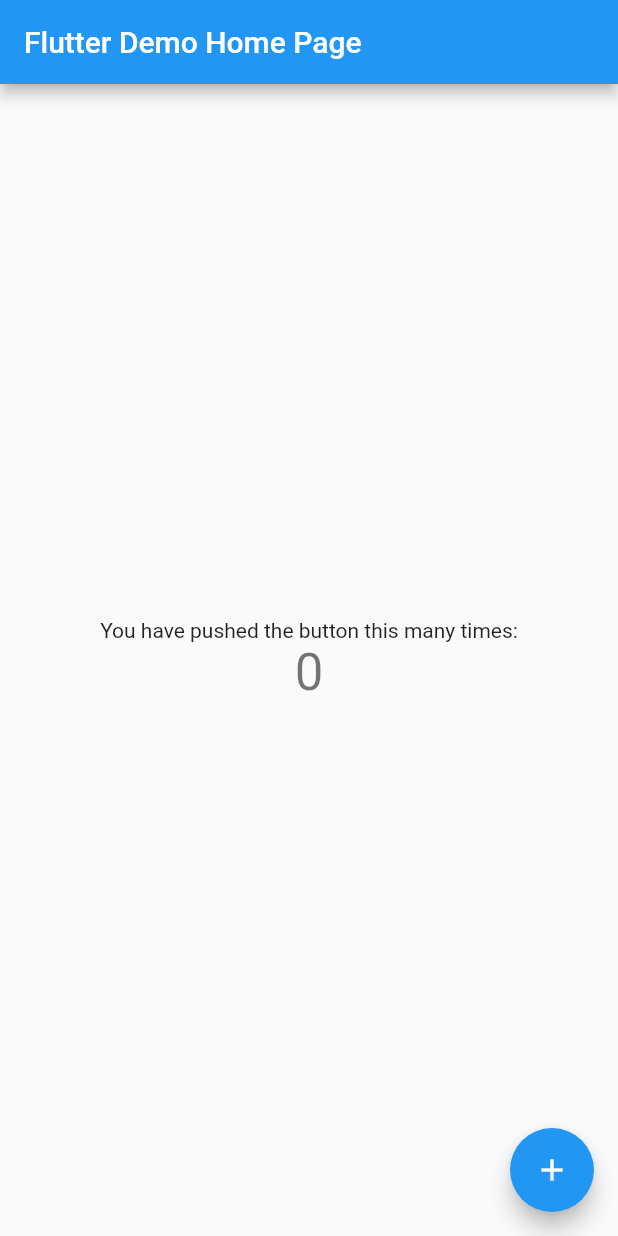
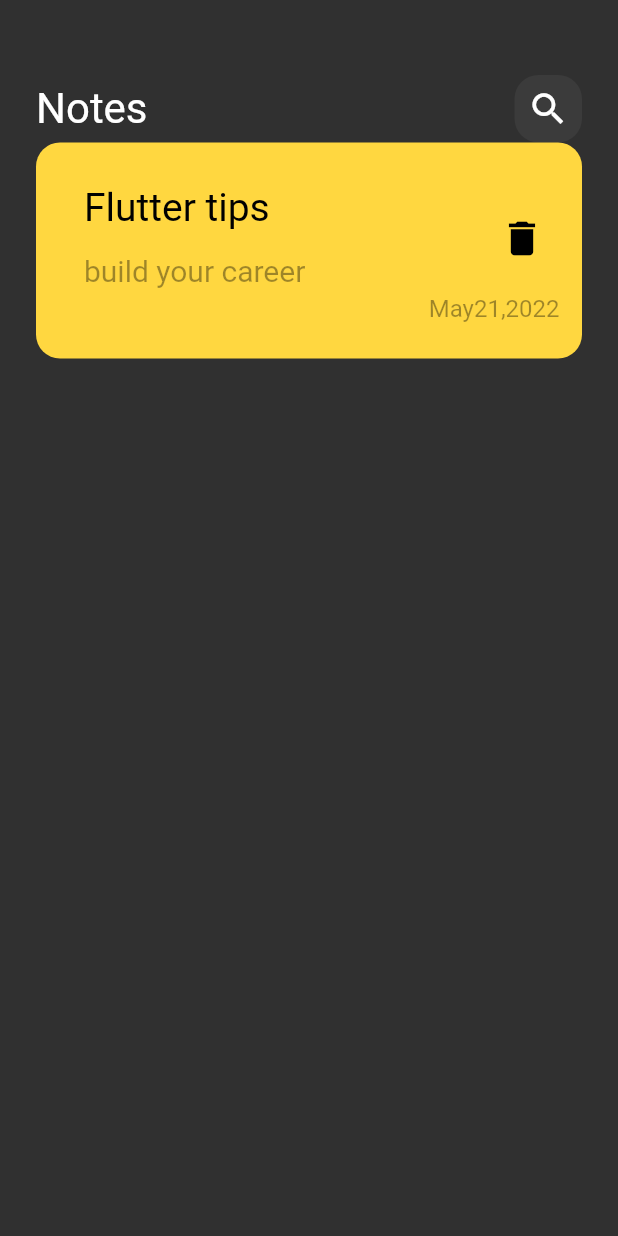
Before and after one commit to ReemOsama30/notes_app, a Flutter app: the screen it shows after launch, on a phone screen of 412 x 824 dp. Run offline on Flutter 3.47's test engine with Material 2 defaults, Android fonts, the phone set to English and light mode, and no system bars; Roboto replaces fonts that are missing (Poppins).

Commit message:
Create Note Item

```diff
--- a/lib/layout/notesapp.dart
+++ b/lib/layout/notesapp.dart
@@ -0,0 +1,13 @@
+import 'package:flutter/cupertino.dart';
+import 'package:flutter/material.dart';
+import '../widgets/note_app_body.dart';
+
+class NotesApp  extends StatelessWidget {
+  @override
+  Widget build(BuildContext context) {
+    return Scaffold(
+      body:const NotesAppBody()
+
+    );
+  }
+}
--- a/lib/main.dart
+++ b/lib/main.dart
@@ -1,115 +1,24 @@
 import 'package:flutter/material.dart';
+import 'layout/notesapp.dart';
 
 void main() {
-  runApp(const MyApp());
+  runApp(const  MyApp());
 }
-
 class MyApp extends StatelessWidget {
   const MyApp({Key? key}) : super(key: key);
 
-  // This widget is the root of your application.
+
   @override
   Widget build(BuildContext context) {
-    return MaterialApp(
-      title: 'Flutter Demo',
-      theme: ThemeData(
-        // This is the theme of your application.
-        //
-        // Try running your application with "flutter run". You'll see the
-        // application has a blue toolbar. Then, without quitting the app, try
-        // changing the primarySwatch below to Colors.green and then invoke
-        // "hot reload" (press "r" in the console where you ran "flutter run",
-        // or simply save your changes to "hot reload" in a Flutter IDE).
-        // Notice that the counter didn't reset back to zero; the application
-        // is not restarted.
-        primarySwatch: Colors.blue,
+    return  MaterialApp(
+      theme: ThemeData(brightness: Brightness.dark,
+      fontFamily: "Poppins"
       ),
-      home: const MyHomePage(title: 'Flutter Demo Home Page'),
+
+
+      debugShowCheckedModeBanner: false,
+    home: NotesApp(),
+
     );
   }
 }
-
-class MyHomePage extends StatefulWidget {
-  const MyHomePage({Key? key, required this.title}) : super(key: key);
-
-  // This widget is the home page of your application. It is stateful, meaning
-  // that it has a State object (defined below) that contains fields that affect
-  // how it looks.
-
-  // This class is the configuration for the state. It holds the values (in this
-  // case the title) provided by the parent (in this case the App widget) and
-  // used by the build method of the State. Fields in a Widget subclass are
-  // always marked "final".
-
-  final String title;
-
-  @override
-  State<MyHomePage> createState() => _MyHomePageState();
-}
-
-class _MyHomePageState extends State<MyHomePage> {
-  int _counter = 0;
-
-  void _incrementCounter() {
-    setState(() {
-      // This call to setState tells the Flutter framework that something has
-      // changed in this State, which causes it to rerun the build method below
-      // so that the display can reflect the updated values. If we changed
-      // _counter without calling setState(), then the build method would not be
-      // called again, and so nothing would appear to happen.
-      _counter++;
-    });
-  }
-
-  @override
-  Widget build(BuildContext context) {
-    // This method is rerun every time setState is called, for instance as done
-    // by the _incrementCounter method above.
-    //
-    // The Flutter framework has been optimized to make rerunning build methods
-    // fast, so that you can just rebuild anything that needs updating rather
-    // than having to individually change instances of widgets.
-    return Scaffold(
-      appBar: AppBar(
-        // Here we take the value from the MyHomePage object that was created by
-        // the App.build method, and use it to set our appbar title.
-        title: Text(widget.title),
-      ),
-      body: Center(
-        // Center is a layout widget. It takes a single child and positions it
-        // in the middle of the parent.
-        child: Column(
-          // Column is also a layout widget. It takes a list of children and
-          // arranges them vertically. By default, it sizes itself to fit its
-          // children horizontally, and tries to be as tall as its parent.
-          //
-          // Invoke "debug painting" (press "p" in the console, choose the
-          // "Toggle Debug Paint" action from the Flutter Inspector in Android
-          // Studio, or the "Toggle Debug Paint" command in Visual Studio Code)
-          // to see the wireframe for each widget.
-          //
-          // Column has various properties to control how it sizes itself and
-          // how it positions its children. Here we use mainAxisAlignment to
-          // center the children vertically; the main axis here is the vertical
-          // axis because Columns are vertical (the cross axis would be
-          // horizontal).
-          mainAxisAlignment: MainAxisAlignment.center,
-          children: <Widget>[
-            const Text(
-              'You have pushed the button this many times:',
-            ),
-            Text(
-              '$_counter',
-              style: Theme.of(context).textTheme.headline4,
-            ),
-          ],
-        ),
-      ),
-      floatingActionButton: FloatingActionButton(
-        onPressed: _incrementCounter,
-        tooltip: 'Increment',
-        child: const Icon(Icons.add),
-      ), // This trailing comma makes auto-formatting nicer for build methods.
-    );
-  }
-}
--- /dev/null
+++ b/lib/widgets/custome_app_bar.dart
@@ -0,0 +1,19 @@
+import 'package:flutter/cupertino.dart';
+import 'package:notes_app/widgets/custome_search_icon.dart';
+import 'dart:ui';
+class CustomeAppBar extends StatelessWidget {
+  const CustomeAppBar({Key? key}) : super(key: key);
+
+  @override
+  Widget build(BuildContext context) {
+    return Row(
+      children: [
+        Text("Notes",style: TextStyle(
+            fontSize: 28),
+        ),
+        Spacer(),
+        customeSearchIcon(),
+      ],
+    );
+  }
+}
--- /dev/null
+++ b/lib/widgets/custome_search_icon.dart
@@ -0,0 +1,25 @@
+
+import 'package:flutter/cupertino.dart';
+import 'package:flutter/material.dart';
+
+class customeSearchIcon extends StatelessWidget {
+  const customeSearchIcon({Key? key}) : super(key: key);
+
+  @override
+  Widget build(BuildContext context) {
+    return Container(
+
+      height: 45,
+      width: 45,
+      decoration: BoxDecoration(
+        borderRadius: BorderRadius.circular(16),
+        color: Colors.white.withOpacity(0.05)
+
+      ),
+      child:const Center(
+        child:
+        Icon(Icons.search,size: 28,)
+      ),
+    );
+  }
+}
--- a/lib/widgets/note_app_body.dart
+++ b/lib/widgets/note_app_body.dart
@@ -0,0 +1,24 @@
+import 'package:flutter/cupertino.dart';
+import 'package:notes_app/widgets/note_items.dart';
+import 'dart:ui';
+import 'custome_app_bar.dart';
+
+class NotesAppBody extends StatelessWidget {
+  const NotesAppBody({Key? key}) : super(key: key);
+
+  @override
+  Widget build(BuildContext context) {
+    return Padding(
+      padding: const EdgeInsets.symmetric(horizontal: 24.0),
+      child: Column (
+        children: const[
+          SizedBox(height: 50,),
+           CustomeAppBar(),
+         NoteItems()
+
+        ],
+
+      ),
+    );
+  }
+}
--- /dev/null
+++ b/lib/widgets/note_items.dart
@@ -0,0 +1,37 @@
+
+import 'package:flutter/material.dart';
+
+class NoteItems extends StatelessWidget {
+
+  const NoteItems ({Key? key}) : super(key: key);
+
+  @override
+  Widget build(BuildContext context) {
+    return Container(
+ padding: const EdgeInsets.only(top: 24,bottom: 24,left: 16),
+      decoration: BoxDecoration(
+        borderRadius: BorderRadius.circular(16),
+        color: Colors.amberAccent,
+      ),
+      child: Column(
+        crossAxisAlignment: CrossAxisAlignment.end,
+        children: [
+          ListTile(
+            title:const  Text("Flutter tips",style: TextStyle(color: Colors.black,fontSize: 26,),),
+            subtitle: Padding(
+              padding: const EdgeInsets.only(top:16.0),
+              child: const Text("build your career",style: TextStyle(color: Colors.black38,fontSize: 20),),
+            )
+            ,trailing: IconButton(icon:const Icon(Icons.delete,color: Colors.black,size: 30,) ,onPressed: (){},),
+          ),
+          Padding(
+            padding: const EdgeInsets.only(right: 15.0),
+            child: const Text("May21,2022",style: TextStyle(color: Colors.black38,fontSize: 16
+
+            ),),
+          )
+        ],
+      ),
+    );
+  }
+}
```
Also changed, not shown: pubspec.yaml (+5 -6 lines), lib/assets/fonts/Poppins-Regular.ttf (added).
